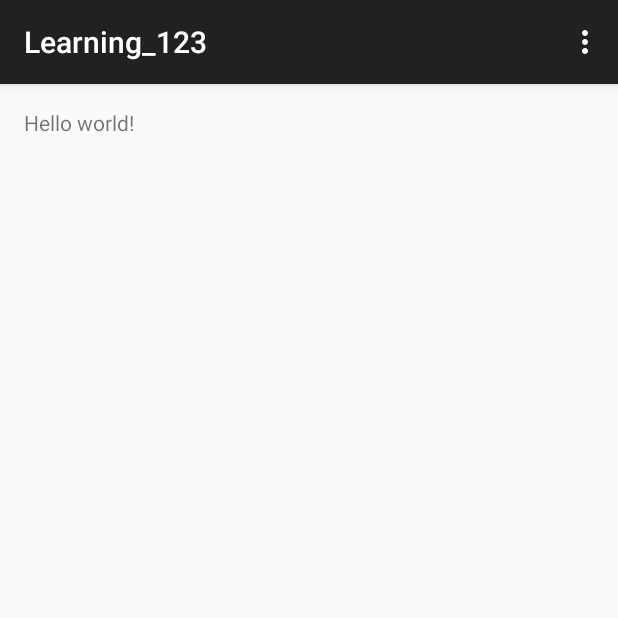
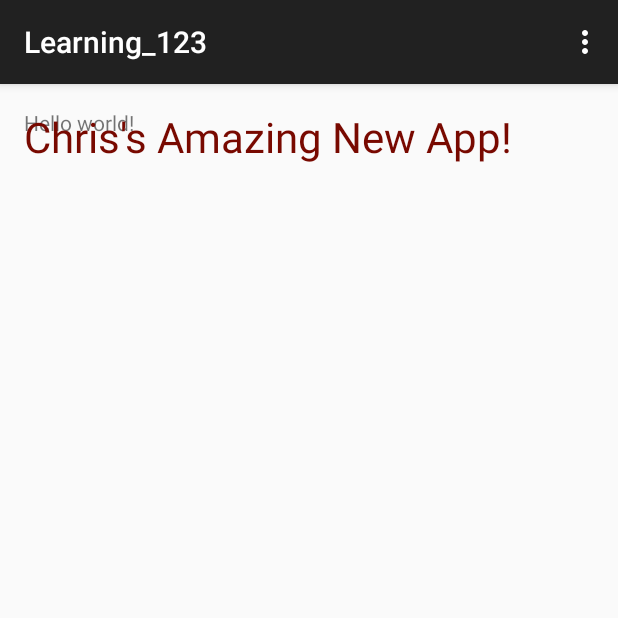
Before and after one commit to saint0192/learning_123, an Android app: the screen it shows after launch (MainActivity), on a phone screen of 412 x 824 dp, the top half of it. Run offline under Robolectric (Android 15) with nearby library versions, the phone set to English and light mode, and no system bars.

Commit message:
My 2nd commit!

```diff
--- a/app/src/main/res/layout/activity_main.xml
+++ b/app/src/main/res/layout/activity_main.xml
@@ -11,6 +11,30 @@
 	<TextView
 		android:text="@string/hello_world"
 		android:layout_width="wrap_content"
-		android:layout_height="wrap_content" />
+		android:layout_height="wrap_content"
+		android:id="@+id/textView"/>
+
+	<RelativeLayout
+		android:layout_width="fill_parent"
+		android:layout_height="fill_parent"
+		android:layout_toEndOf="@+id/textView"
+		android:layout_alignParentLeft="true"
+		android:layout_alignParentStart="true"
+		android:layout_alignParentTop="true">
+
+		<TextView
+			android:layout_width="wrap_content"
+			android:layout_height="wrap_content"
+			android:text="Chris&apos;s Amazing New App!"
+			android:id="@+id/textView2"
+			android:layout_alignParentTop="true"
+			android:layout_alignParentRight="true"
+			android:layout_alignParentEnd="true"
+			android:textSize="28dp"
+			android:layout_alignParentBottom="true"
+			android:layout_alignParentLeft="true"
+			android:layout_alignParentStart="true"
+			android:textColor="#ff780900"/>
+	</RelativeLayout>
 
 </RelativeLayout>
```
